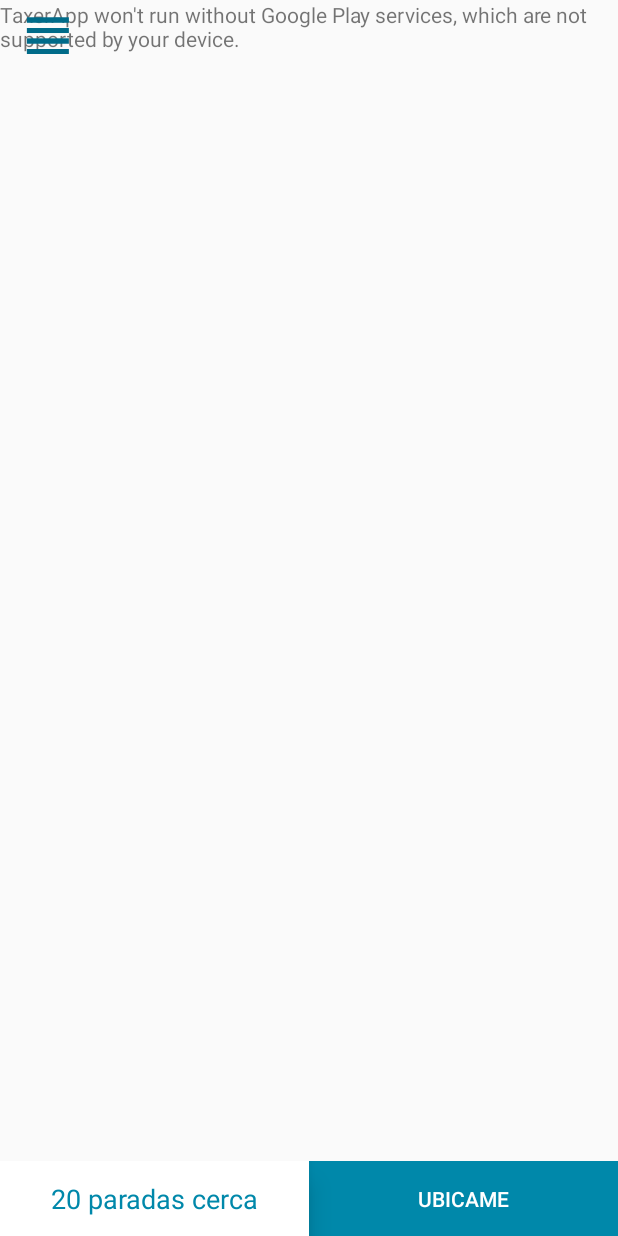
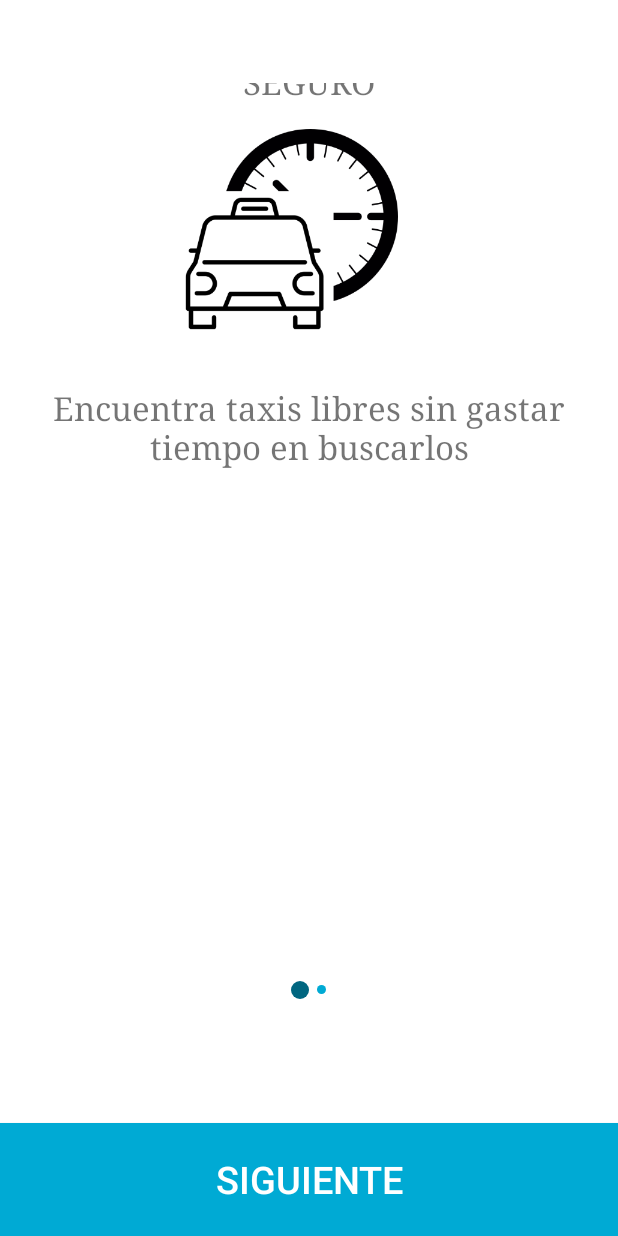
Before and after one commit to Novext/TaxerApp, an Android app: the screen it shows after launch (MapsActivity before the commit, InfoActivity after it), on a phone screen of 412 x 824 dp. Run offline under Robolectric (Android 15) with nearby library versions, the phone set to English and light mode, and no system bars; libraries missing offline, so code that uses them is left out: com.facebook, com.facebook.appevents; 2 statements that could not run were skipped.

Commit message:
Añadiendo vista previa de informacion

```diff
--- /dev/null
+++ b/app/src/main/java/com/novext/taxerapp/InfoActivity.java
@@ -0,0 +1,150 @@
+package com.novext.taxerapp;
+
+import android.content.Intent;
+import android.os.Build;
+import android.support.v4.view.ViewPager;
+import android.support.v7.app.AppCompatActivity;
+import android.os.Bundle;
+import android.view.View;
+import android.view.Window;
+import android.view.WindowManager;
+import android.widget.Button;
+import android.widget.ImageView;
+import android.widget.LinearLayout;
+
+import com.novext.taxerapp.adapters.ViewPagerAdapter;
+import com.novext.taxerapp.models.States;
+
+public class InfoActivity extends AppCompatActivity implements View.OnClickListener,ViewPager.OnPageChangeListener {
+
+    protected View view;
+    private Button btnNext,btnSkip;
+    private ViewPager intro_images;
+    private LinearLayout pager_indicator;
+    private int dotsCount;
+    private ImageView[] dots;
+    private ViewPagerAdapter mAdapter;
+    private String[] mTitle = {
+        "SEGURO",
+        "TIEMPO"
+    };
+    private String[] mMessages = {
+            "Encuentra taxis libres sin gastar tiempo en buscarlos",
+            "De una manera rapida y segura"
+    };
+    private int[] mImages ={
+        R.mipmap.g5192,
+        R.mipmap.g5535
+    };
+    @Override
+    protected void onCreate(Bundle savedInstanceState) {
+
+        requestWindowFeature(Window.FEATURE_NO_TITLE);
+
+        if(!States.alreadyStart()){
+            States.started(true);
+        }else{
+            Intent i = new Intent(this,MapsActivity.class);
+            startActivity(i);
+            finish();
+        }
+
+
+        if (Build.VERSION.SDK_INT >= Build.VERSION_CODES.KITKAT) {
+            getWindow().setFlags(WindowManager.LayoutParams.FLAG_TRANSLUCENT_STATUS,
+                    WindowManager.LayoutParams.FLAG_TRANSLUCENT_STATUS);
+        }
+
+        super.onCreate(savedInstanceState);
+        setContentView(R.layout.activity_info);
+
+        pager_indicator = (LinearLayout)findViewById(R.id.viewPagerCountDots);
+
+        intro_images  = (ViewPager) findViewById(R.id.pager_introduction);
+        btnNext = (Button)findViewById(R.id.btnNext);
+        btnSkip = (Button) findViewById(R.id.btnSkip);
+        btnNext.setOnClickListener(this);
+
+        btnSkip.setOnClickListener(new View.OnClickListener() {
+            @Override
+            public void onClick(View v) {
+                goToMap();
+            }
+        });
+
+        mAdapter = new ViewPagerAdapter(this,mTitle,mMessages,mImages);
+        intro_images.setAdapter(mAdapter);
+        intro_images.setCurrentItem(0);
+        intro_images.setOnPageChangeListener(this);
+
+        setUiPageViewController();
+
+
+    }
+
+    private void setUiPageViewController(){
+        dotsCount = mAdapter.getCount();
+        dots = new ImageView[dotsCount];
+
+        for (int i = 0; i < dotsCount; i++) {
+            dots[i] = new ImageView(this);
+            dots[i].setImageDrawable(getResources().getDrawable(R.drawable.nonselecteditem_dot));
+
+            LinearLayout.LayoutParams params = new LinearLayout.LayoutParams(LinearLayout.LayoutParams.WRAP_CONTENT,LinearLayout.LayoutParams.WRAP_CONTENT);
+
+            params.setMargins(4,0,4,0);
+
+            pager_indicator.addView(dots[i],params);
+        }
+
+        dots[0].setImageDrawable(getResources().getDrawable(R.drawable.selecteditem_dot));
+    }
+
+    @Override
+    public void onPageScrolled(int position, float positionOffset, int positionOffsetPixels) {
+    }
+
+    @Override
+    public void onClick(View v) {
+        switch(v.getId()){
+            case R.id.btnNext:
+                intro_images.setCurrentItem((intro_images.getCurrentItem() < dotsCount)
+                        ? intro_images.getCurrentItem() + 1 : 0);
+                if(intro_images.getCurrentItem()==dotsCount)
+                    break;
+        }
+    }
+
+    @Override
+    public void onPageSelected(int position) {
+        for (int i = 0; i < dotsCount; i++) {
+            dots[i].setImageDrawable(getResources().getDrawable(R.drawable.nonselecteditem_dot));
+        }
+
+        dots[position].setImageDrawable(getResources().getDrawable(R.drawable.selecteditem_dot));
+
+        if (position + 1 == dotsCount) {
+            btnNext.setText("FINALIZAR");
+            btnNext.setOnClickListener(new View.OnClickListener() {
+                @Override
+                public void onClick(View v) {
+                    goToMap();
+                }
+            });
+        }else {
+            btnNext.setText("SIGUIENTE");
+            btnNext.setOnClickListener(this);
+        }
+    }
+
+    @Override
+    public void onPageScrollStateChanged(int state) {
+
+    }
+
+    public void goToMap(){
+        Intent i = new Intent(this,MapsActivity.class);
+        startActivity(i);
+        finish();
+    }
+}
--- a/app/src/main/java/com/novext/taxerapp/MyFirebaseMessagingService.java
+++ b/app/src/main/java/com/novext/taxerapp/MyFirebaseMessagingService.java
@@ -33,6 +33,7 @@ public class MyFirebaseMessagingService extends FirebaseMessagingService {
         intent.putExtra("_id", remoteMessage.getData().get("_id"));
         intent.putExtra("description",remoteMessage.getData().get("description"));
         intent.putExtra("minutes",remoteMessage.getData().get("minutes"));
+        intent.putExtra("seconds",remoteMessage.getData().get("seconds"));
         LocalBroadcastManager.getInstance(getApplicationContext())
                 .sendBroadcast(intent);
     }
--- /dev/null
+++ b/app/src/main/java/com/novext/taxerapp/adapters/ViewPagerAdapter.java
@@ -0,0 +1,62 @@
+package com.novext.taxerapp.adapters;
+
+import android.content.Context;
+import android.graphics.Typeface;
+import android.support.v4.view.PagerAdapter;
+import android.view.LayoutInflater;
+import android.view.View;
+import android.view.ViewGroup;
+import android.widget.ImageView;
+import android.widget.LinearLayout;
+import android.widget.TextView;
+
+import com.novext.taxerapp.App;
+import com.novext.taxerapp.R;
+
+/**
+ * Created by angel on 10/3/16.
+ */
+
+public class ViewPagerAdapter extends PagerAdapter {
+
+    private Context mContext;
+    private int[] mImages;
+    private String[] mMessages;
+    private String[] mTitles;
+
+    public ViewPagerAdapter(Context mContext, String[] mTitles, String[] mMessages, int[] mImages) {
+        this.mContext = mContext;
+        this.mImages = mImages;
+        this.mMessages = mMessages;
+        this.mTitles = mTitles;
+    }
+
+    @Override
+    public int getCount() {
+        return mImages.length;
+    }
+
+    @Override
+    public boolean isViewFromObject(View view, Object object) {
+        return view == ((LinearLayout) object);
+    }
+
+    @Override
+    public Object instantiateItem(ViewGroup container, int position) {
+        View itemView = LayoutInflater.from(mContext).inflate(R.layout.pager_item, container, false);
+        TextView txtMessage = (TextView) itemView.findViewById(R.id.message_pager_item);
+        TextView txtTitle = (TextView) itemView.findViewById(R.id.title_pager_item);
+        ImageView imgView = (ImageView) itemView.findViewById(R.id.imgPager);
+        txtMessage.setText(mMessages[position]);
+        txtTitle.setText(mTitles[position]);
+        imgView.setImageResource(mImages[position]);
+
+        container.addView(itemView);
+
+        return itemView;
+    }
+    @Override
+    public void destroyItem(ViewGroup container, int position, Object object) {
+        container.removeView((LinearLayout) object);
+    }
+}
--- /dev/null
+++ b/app/src/main/java/com/novext/taxerapp/models/States.java
@@ -0,0 +1,57 @@
+package com.novext.taxerapp.models;
+
+import android.content.SharedPreferences;
+import android.preference.PreferenceManager;
+
+import com.novext.taxerapp.App;
+
+/**
+ * Created by angel on 10/3/16.
+ */
+
+public class States {
+    static String LOGIN = "login";
+    static String USERID = "userid";
+    static String START = "start";
+    static String ACCESSTOKEN = "accesstoken";
+
+    private static SharedPreferences prefs = PreferenceManager.getDefaultSharedPreferences(App.getInstance());
+    private static SharedPreferences.Editor edit = prefs.edit();
+
+    public static void login(boolean state){
+        edit.putBoolean(LOGIN,state);
+        edit.commit();
+    }
+
+    public static void setUserId(String userId){
+        edit.putString(USERID,userId);
+        edit.commit();
+    }
+
+    public static String getUserId(){
+        return prefs.getString(USERID,"");
+    }
+
+    public static boolean isLogged(){
+        return prefs.getBoolean(LOGIN,false);
+    }
+
+    public static void started(boolean state){
+        edit.putBoolean(START,state);
+        edit.commit();
+    }
+
+    public static void setAccessToken(String accessToken){
+        edit.putString(ACCESSTOKEN,accessToken);
+        edit.commit();
+
+    }
+
+    public static String getAccessToken(){
+        return prefs.getString(ACCESSTOKEN,"");
+    }
+
+    public static boolean alreadyStart(){
+        return prefs.getBoolean(START,false);
+    }
+}
--- /dev/null
+++ b/app/src/main/res/drawable/nonselecteditem_dot.xml
@@ -0,0 +1,9 @@
+<?xml version="1.0" encoding="utf-8"?>
+<shape xmlns:android="http://schemas.android.com/apk/res/android"
+    android:shape="oval" android:useLevel="true"
+    android:dither="true">
+
+    <size android:height="6dip" android:width="6dip"/>
+
+    <solid android:color="#00aad4"/>
+</shape>
--- /dev/null
+++ b/app/src/main/res/drawable/selecteditem_dot.xml
@@ -0,0 +1,9 @@
+<?xml version="1.0" encoding="utf-8"?>
+<shape xmlns:android="http://schemas.android.com/apk/res/android"
+    android:shape="oval" android:useLevel="true"
+    android:dither="true">
+
+    <size android:height="12dip" android:width="12dip"/>
+
+    <solid android:color="#006680"/>
+</shape>
--- /dev/null
+++ b/app/src/main/res/layout/activity_info.xml
@@ -0,0 +1,78 @@
+<RelativeLayout xmlns:android="http://schemas.android.com/apk/res/android"
+    xmlns:tools="http://schemas.android.com/tools"
+    android:layout_width="match_parent"
+    android:layout_height="match_parent"
+    android:fitsSystemWindows="true"
+    android:background="#FFFF"
+    tools:context="com.novext.taxerapp.InfoActivity">
+
+    <Button
+        android:layout_width="90dp"
+        android:layout_height="40dp"
+        android:id="@+id/btnSkip"
+        android:text="SALTAR"
+        android:textColor="#FFFFFF"
+        android:textSize="17sp"
+        style="@android:style/Widget.Holo.Button.Borderless"
+        android:layout_alignParentEnd="true"
+        android:layout_alignParentRight="true"
+        android:layout_marginRight="5dp"
+        android:layout_marginTop="15dp" />
+    <android.support.v4.view.ViewPager
+        android:id="@+id/pager_introduction"
+        android:layout_width="match_parent"
+        android:layout_height="match_parent"
+        android:fitsSystemWindows="true"
+        tools:listitem="@layout/pager_item"
+        android:layout_below="@+id/btnSkip" />
+    <RelativeLayout
+        android:id="@+id/viewPagerIndicator"
+        android:layout_width="match_parent"
+        android:layout_height="170dp"
+        android:layout_alignParentBottom="true"
+        android:gravity="center">
+
+        <LinearLayout
+            android:id="@+id/viewPagerCountDots"
+            android:layout_width="match_parent"
+            android:layout_height="wrap_content"
+            android:gravity="center"
+            android:orientation="horizontal"
+            android:layout_alignParentLeft="true"
+            android:layout_alignParentStart="true" />
+
+        <Button
+            android:id="@+id/btnNext"
+            android:text="SIGUIENTE"
+            android:textSize="25sp"
+            android:layout_width="match_parent"
+            android:layout_height="75dp"
+            android:layout_alignParentBottom="true"
+
+            android:layout_alignParentLeft="true"
+            android:layout_alignParentStart="true"
+            android:background="#00aad4"
+            android:textColor="#FFFFFF"  />
+        <!-- -->
+        <!--        <ImageButton-->
+        <!--android:id="@+id/btn_next"-->
+        <!--android:layout_width="42dip"-->
+        <!--android:layout_height="42dip"-->
+        <!--android:layout_alignParentRight="true"-->
+        <!--android:layout_marginRight="15dip"-->
+        <!--android:background="@drawable/btn_round_semitransparent"-->
+        <!--android:src="@drawable/ic_send_black_24dp" />-->
+        <!-- -->
+        <!--        <ImageButton-->
+        <!--android:id="@+id/btn_finish"-->
+        <!--android:layout_width="42dip"-->
+        <!--android:layout_height="42dip"-->
+        <!--android:layout_alignParentRight="true"-->
+        <!--android:layout_marginRight="15dip"-->
+        <!--android:background="@drawable/btn_round_semitransparent"-->
+        <!--android:contentDescription="Let's start"-->
+        <!--android:src="@drawable/ic_done_black_24dp"-->
+        <!--android:visibility="gone" />-->
+        <!-- -->
+            </RelativeLayout>
+</RelativeLayout>
--- a/app/src/main/res/layout/activity_maps.xml
+++ b/app/src/main/res/layout/activity_maps.xml
@@ -48,7 +48,7 @@
                 android:layout_alignParentEnd="true">
 
                 <TextView
-                    android:text="20 paradas cerca"
+                    android:text="20 stops around me"
                     android:textAlignment="center"
                     android:background="#FFFF"
                     android:textColor="@color/colorPrimary"
@@ -61,13 +61,13 @@
                     android:gravity="center_vertical" />
 
                 <Button
-                    android:text="Ubicame"
+                    android:text="My location"
                     android:background="@color/colorPrimary"
                     android:layout_width="match_parent"
                     android:layout_height="match_parent"
                     android:textColor="#FFFFFF"
                     android:id="@+id/btnLocationMe"
-                    android:layout_weight="1" />
+                    android:layout_weight="2" />
             </LinearLayout>
 
             <ImageButton
--- /dev/null
+++ b/app/src/main/res/layout/pager_item.xml
@@ -0,0 +1,47 @@
+<?xml version="1.0" encoding="utf-8"?>
+<LinearLayout xmlns:android="http://schemas.android.com/apk/res/android"
+    android:orientation="vertical"
+    android:layout_width="match_parent"
+    android:fitsSystemWindows="true"
+    android:layout_height="match_parent">
+    <TextView
+        android:layout_width="match_parent"
+        android:layout_height="wrap_content"
+        android:text="HOLA MUNDO"
+        android:id="@+id/title_pager_item"
+        android:scaleType="fitXY"
+        android:typeface="serif"
+        android:layout_marginLeft="20dp"
+        android:layout_marginRight="20dp"
+        android:layout_marginTop="-15dp"
+        android:adjustViewBounds="true"
+        android:clickable="false"
+        android:textAlignment="center"
+        android:textSize="22sp" />
+    <ImageView
+
+        android:layout_width="150dp"
+        android:layout_height="wrap_content"
+        android:scaleType="fitCenter"
+        android:layout_marginTop="-30dp"
+        android:layout_marginRight="15dp"
+        android:id="@+id/imgPager"
+        android:layout_gravity="center_horizontal|center_vertical"
+        android:src="@mipmap/ic_launcher" />
+
+
+    <TextView
+        android:layout_width="match_parent"
+        android:layout_height="wrap_content"
+        android:text="HOLA MUNDO"
+        android:id="@+id/message_pager_item"
+        android:scaleType="fitXY"
+        android:typeface="serif"
+        android:layout_marginLeft="20dp"
+        android:layout_marginRight="20dp"
+        android:layout_marginTop="-15dp"
+        android:adjustViewBounds="true"
+        android:clickable="false"
+        android:textAlignment="center"
+        android:textSize="22sp" />
+</LinearLayout>
--- a/app/src/main/res/values/colors.xml
+++ b/app/src/main/res/values/colors.xml
@@ -4,5 +4,6 @@
     <color name="colorPrimaryDark">#FF007794</color>
     <color name="colorAccent">#FF4081</color>
     <color name="toolbarTransparent">#00FFFFFF</color>
+    <color name="activity_bg">#e4e5e5</color>
 
 </resources>
```
Also changed, not shown: app/src/main/AndroidManifest.xml (+26 -22 lines), app/src/main/java/com/novext/taxerapp/MapsActivity.java (+9 -7 lines), app/src/main/res/g5192.png (added), app/src/main/res/mipmap-xhdpi/g5192.png (added), app/src/main/res/mipmap-xhdpi/g5535.png (added).
